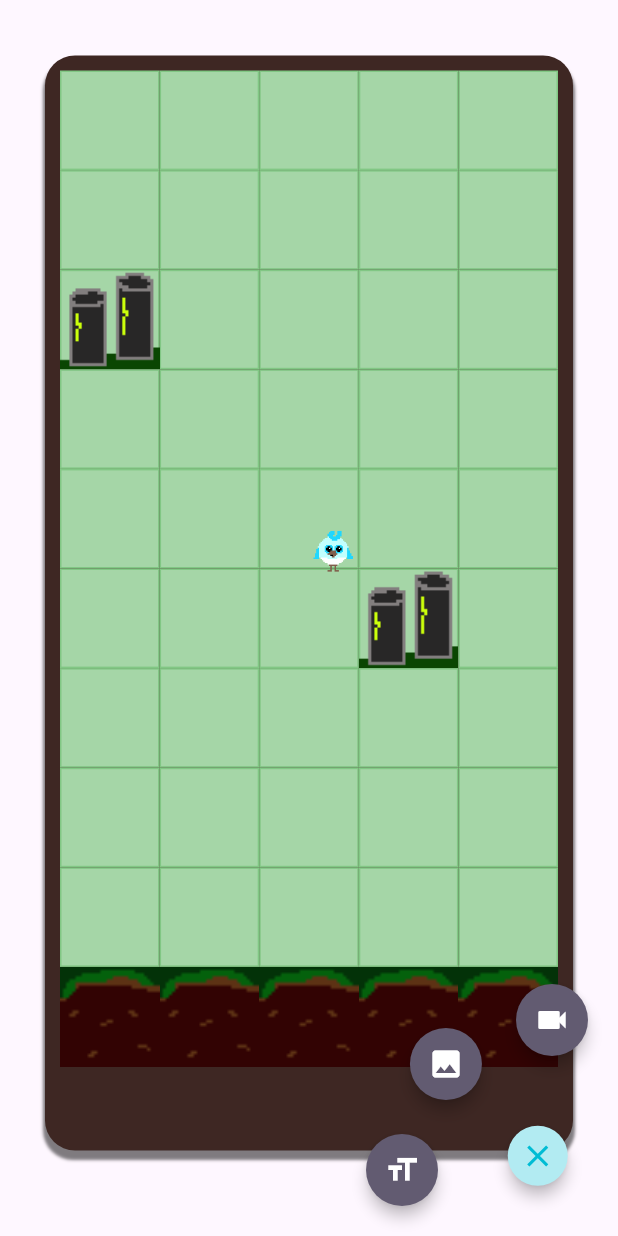
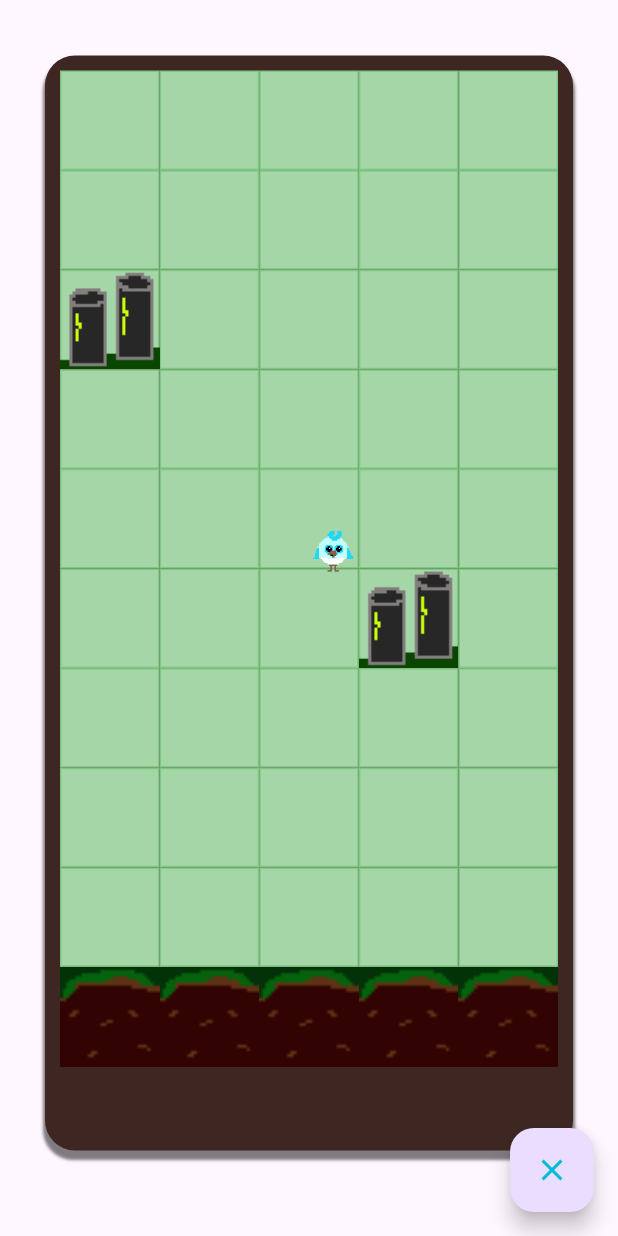
Before and after one commit to timsedev/ecotown, a Flutter app: the screen it shows after launch, on a phone screen of 412 x 824 dp. Run offline on Flutter 3.47's test engine with Material 3 defaults, Android fonts, the phone set to English and light mode, and no system bars; drawn by our look-alikes of animated_background; our stand-ins replace google_fonts, stacked, stacked_services, stacked_shared.

Commit message:
Created build building dialog

```diff
--- a/lib/app/app.dart
+++ b/lib/app/app.dart
@@ -5,6 +5,7 @@ import 'package:ecotown/ui/views/startup/startup_view.dart';
 import 'package:stacked/stacked_annotations.dart';
 import 'package:stacked_services/stacked_services.dart';
 import 'package:ecotown/ui/dialogs/menu/menu_dialog.dart';
+import 'package:ecotown/ui/dialogs/build/build_dialog.dart';
 // @stacked-import
 
 @StackedApp(
@@ -26,6 +27,7 @@ import 'package:ecotown/ui/dialogs/menu/menu_dialog.dart';
   dialogs: [
     StackedDialog(classType: InfoAlertDialog),
     StackedDialog(classType: MenuDialog),
+    StackedDialog(classType: BuildDialog),
 // @stacked-dialog
   ],
 )
--- a/lib/app/app.dialogs.dart
+++ b/lib/app/app.dialogs.dart
@@ -7,12 +7,14 @@
 import 'package:stacked_services/stacked_services.dart';
 
 import 'app.locator.dart';
+import '../ui/dialogs/build/build_dialog.dart';
 import '../ui/dialogs/info_alert/info_alert_dialog.dart';
 import '../ui/dialogs/menu/menu_dialog.dart';
 
 enum DialogType {
   infoAlert,
   menu,
+  build,
 }
 
 void setupDialogUi() {
@@ -23,6 +25,8 @@ void setupDialogUi() {
         InfoAlertDialog(request: request, completer: completer),
     DialogType.menu: (context, request, completer) =>
         MenuDialog(request: request, completer: completer),
+    DialogType.build: (context, request, completer) =>
+        BuildDialog(request: request, completer: completer),
   };
 
   dialogService.registerCustomDialogBuilders(builders);
--- a/lib/ui/views/home/home_view.dart
+++ b/lib/ui/views/home/home_view.dart
@@ -1,7 +1,7 @@
 import 'dart:developer';
 
 import 'package:ecotown/core/models/building.dart';
-import 'package:ecotown/ui/views/widgets/floating_action_building.dart';
+import 'package:ecotown/ui/views/widgets/custom_floating_action_button.dart';
 import 'package:ecotown/ui/views/widgets/ground.dart';
 import 'package:ecotown/ui/views/widgets/background.dart';
 import 'package:flutter/material.dart';
@@ -28,22 +28,7 @@ class HomeView extends StackedView<HomeViewModel> {
           // controller
         ],
       ),
-      floatingActionButton: CustomFloatingActionButton(
-        children: [
-          SingleActionButton(
-            onPressed: () {},
-            icon: const Icon(Icons.format_size),
-          ),
-          SingleActionButton(
-            onPressed: () {},
-            icon: const Icon(Icons.insert_photo),
-          ),
-          SingleActionButton(
-            onPressed: () {},
-            icon: const Icon(Icons.videocam),
-          ),
-        ],
-      ),
+      floatingActionButton: _buildFloatingActionButton(context, viewModel),
     );
   }
 
@@ -131,4 +116,15 @@ class HomeView extends StackedView<HomeViewModel> {
       ),
     );
   }
+
+  Widget _buildFloatingActionButton(
+      BuildContext context, HomeViewModel viewModel) {
+    return FloatingActionButton(
+      onPressed: viewModel.openBuildBuildingDialog,
+      child: const Icon(
+        Icons.close,
+        color: Colors.cyan,
+      ),
+    );
+  }
 }
--- a/lib/ui/views/widgets/floating_action_building.dart
+++ b/lib/ui/views/widgets/custom_floating_action_button.dart
@@ -150,11 +150,11 @@ class SingleActionButton extends StatelessWidget {
   const SingleActionButton({
     super.key,
     this.onPressed,
-    required this.icon,
+    required this.child,
   });
 
   final VoidCallback? onPressed;
-  final Widget icon;
+  final Widget child;
 
   @override
   Widget build(BuildContext context) {
@@ -166,7 +166,7 @@ class SingleActionButton extends StatelessWidget {
       elevation: 4,
       child: IconButton(
         onPressed: onPressed,
-        icon: icon,
+        icon: child,
         color: theme.colorScheme.onSecondary,
       ),
     );
```
Also changed, not shown: lib/ui/views/home/home_viewmodel.dart (+9 -2 lines), 3 other files.
